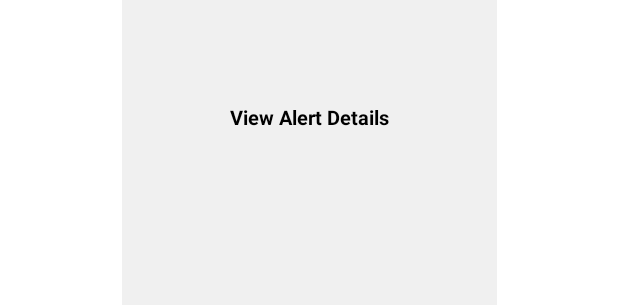
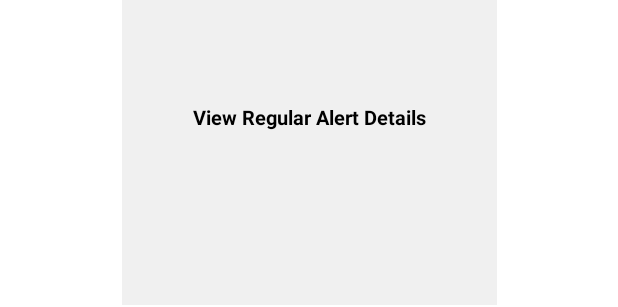
Before and after one commit to P0Q0/PQ, an Android app: the layout layout_view_regular_alert_details.xml on its own in the app's theme, with its tools: preview values and no code run, on a phone screen of 412 x 824 dp. Shown: the part 501-808 px from the top of the screen. Run offline under Robolectric (Android 15) with nearby library versions, the phone set to English and light mode, and no system bars.

Commit message:
added preliminaries for notification activity types, regular special, checkpoint.

```diff
--- a/a_6/src/main/java/pkg/what/a_6/ViewA6.kt
+++ b/a_6/src/main/java/pkg/what/a_6/ViewA6.kt
@@ -33,7 +33,7 @@ class ViewA6 : AppCompatActivity() {
     }
 
     private fun fireUiNotifier(){
-        this.tempExplicitIntent = Intent(this, ViewAlertDetails::class.java)
+        this.tempExplicitIntent = Intent(this, ViewRegularAlertDetailsActivity::class.java)
             .apply { flags = Intent.FLAG_ACTIVITY_NEW_TASK or Intent.FLAG_ACTIVITY_CLEAR_TASK }
         this.tempPendingIntent = PendingIntent.getActivity(
             this, PENDING_REQUEST_CODE, intent, PendingIntent.FLAG_IMMUTABLE)
--- a/app/src/main/res/layout/layout_view_alert_details.xml
+++ b/app/src/main/res/layout/layout_view_regular_alert_details.xml
@@ -2,14 +2,14 @@
 <androidx.constraintlayout.widget.ConstraintLayout
     xmlns:android="http://schemas.android.com/apk/res/android"
     xmlns:app="http://schemas.android.com/apk/res-auto"
-    android:id="@+id/layout_view_alert_details"
+    android:id="@+id/layout_view_regular_alert_details"
     android:layout_width="match_parent"
     android:layout_height="match_parent">
     <com.google.android.material.textview.MaterialTextView
-        android:id="@+id/vad_notifications_tv"
+        android:id="@+id/vrad_notifications_tv"
         android:layout_width="250dp"
         android:layout_height="250dp"
-        android:text="@string/ui_view_alert_details"
+        android:text="@string/ui_view_regular_alert_details"
         android:textSize="13sp"
         android:textStyle="bold"
         android:textColor="@color/colorDark"
@@ -20,37 +20,37 @@
         app:layout_constraintLeft_toLeftOf="parent"
         app:layout_constraintRight_toRightOf="parent"/>
     <androidx.constraintlayout.widget.Guideline
-        android:id="@+id/vad_gl25_v"
+        android:id="@+id/vrad_gl25_v"
         android:layout_width="0dp"
         android:layout_height="0dp"
         android:orientation="vertical"
         app:layout_constraintGuide_percent="0.25"/>
     <androidx.constraintlayout.widget.Guideline
-        android:id="@+id/vad_gl50_v"
+        android:id="@+id/vrad_gl50_v"
         android:layout_width="0dp"
         android:layout_height="0dp"
         android:orientation="vertical"
         app:layout_constraintGuide_percent="0.50"/>
     <androidx.constraintlayout.widget.Guideline
-        android:id="@+id/vad_gl75_v"
+        android:id="@+id/vrad_gl75_v"
         android:layout_width="0dp"
         android:layout_height="0dp"
         android:orientation="vertical"
         app:layout_constraintGuide_percent="0.75"/>
     <androidx.constraintlayout.widget.Guideline
-        android:id="@+id/vad_gl25_h"
+        android:id="@+id/vrad_gl25_h"
         android:layout_width="0dp"
         android:layout_height="0dp"
         android:orientation="horizontal"
         app:layout_constraintGuide_percent="0.25"/>
     <androidx.constraintlayout.widget.Guideline
-        android:id="@+id/vad_gl50_h"
+        android:id="@+id/vrad_gl50_h"
         android:layout_width="0dp"
         android:layout_height="0dp"
         android:orientation="horizontal"
         app:layout_constraintGuide_percent="0.50"/>
     <androidx.constraintlayout.widget.Guideline
-        android:id="@+id/vad_gl75_h"
+        android:id="@+id/vrad_gl75_h"
         android:layout_width="0dp"
         android:layout_height="0dp"
         android:orientation="horizontal"
--- a/app/src/main/res/values/strings.xml
+++ b/app/src/main/res/values/strings.xml
@@ -101,7 +101,8 @@
     <string name="badge_title">Badge Channel Title</string>
     <string name="badge_title_text">Badge Channel Text</string>
     <string name="ui_notifications">Notifications</string>
-    <string name="ui_view_alert_details">View Alert Details</string>
+    <string name="ui_view_regular_alert_details">View Regular Alert Details</string>
+    <string name="ui_view_special_alert_details">View Special Alert Details</string>
     <!--data string tools -->
     <string name="is_empty">""</string>
     <string name="remote_source_image_view_description">an image pulled from a remote source</string>
```
Also changed, not shown: a_6/src/main/AndroidManifest.xml (+19 -1 lines), a_6/src/main/java/pkg/what/a_6/ViewRegularAlertDetailsActivity.kt (renamed from a_6/src/main/java/pkg/what/a_6/ViewAlertDetails.kt, +6 -6 lines), a_6/src/main/java/pkg/what/a_6/ViewSpecialAlertDetailsActivity.kt (added, +29 -0 lines), app/src/main/res/layout/layout_view_special_alert_details.xml (added, +58 -0 lines).
